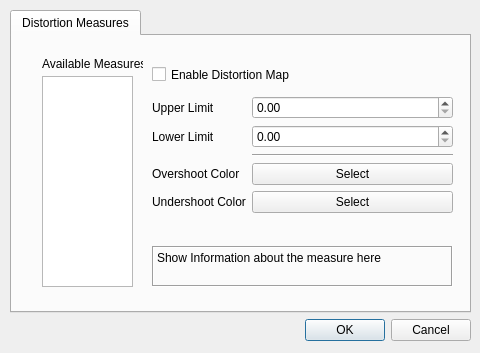
First picture: the form in YUVToolkit/Options.ui, repository kLassikko/YuvToolkit, before the edit.
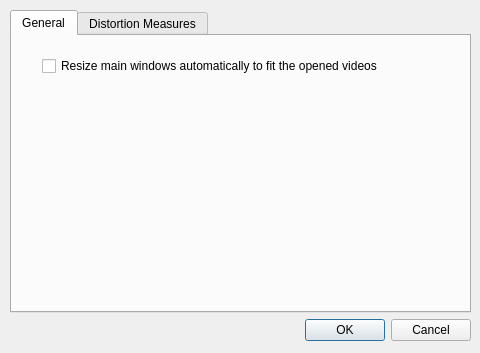
Second picture: the form after the edit.

```diff
--- a/YUVToolkit/Options.ui
+++ b/YUVToolkit/Options.ui
@@ -34,6 +34,43 @@
       <property name="currentIndex">
        <number>0</number>
       </property>
+      <widget class="QWidget" name="tab">
+       <attribute name="title">
+        <string>General</string>
+       </attribute>
+       <widget class="QWidget" name="verticalLayoutWidget_2">
+        <property name="geometry">
+         <rect>
+          <x>30</x>
+          <y>20</y>
+          <width>401</width>
+          <height>231</height>
+         </rect>
+        </property>
+        <layout class="QVBoxLayout" name="verticalLayout_2">
+         <item>
+          <widget class="QCheckBox" name="checkBox_2">
+           <property name="text">
+            <string>Resize main windows automatically to fit the opened videos</string>
+           </property>
+          </widget>
+         </item>
+         <item>
+          <spacer name="verticalSpacer">
+           <property name="orientation">
+            <enum>Qt::Vertical</enum>
+           </property>
+           <property name="sizeHint" stdset="0">
+            <size>
+             <width>20</width>
+             <height>40</height>
+            </size>
+           </property>
+          </spacer>
+         </item>
+        </layout>
+       </widget>
+      </widget>
       <widget class="QWidget" name="tab_Distortion_Measures">
        <attribute name="title">
         <string>Distortion Measures</string>
```
